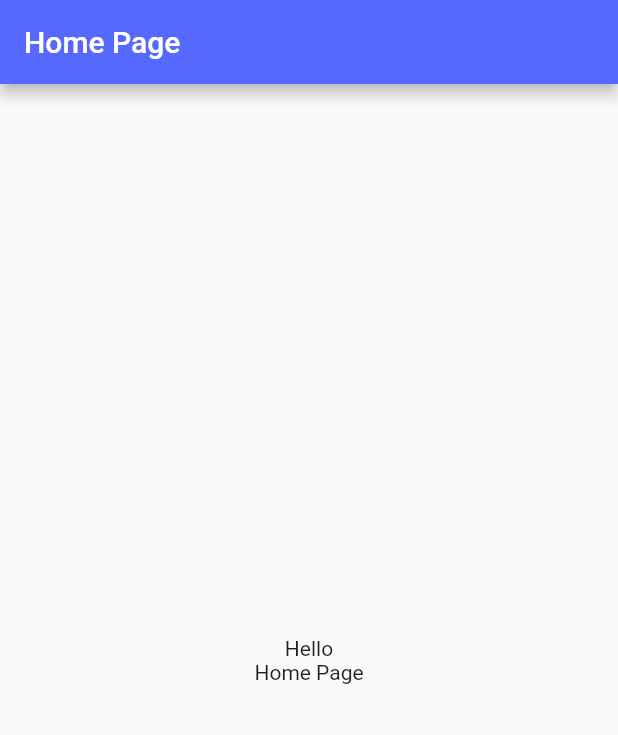
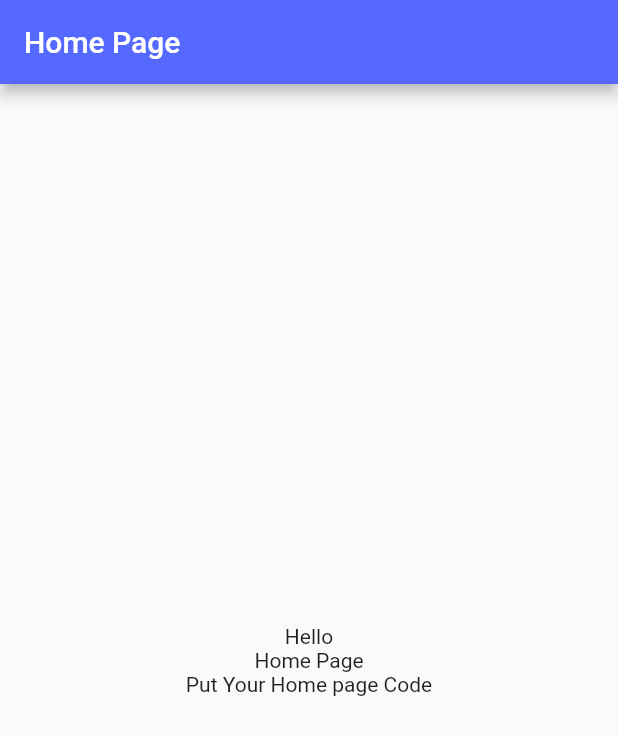
Before and after one commit to nazmulkhanliton/edusoft_tms, a Flutter app: the LoginPage screen opened directly, after a tap on "Log In", on a phone screen of 412 x 824 dp. Shown: the top 735 px of the screen. Run offline on Flutter 3.47's test engine with Material 2 defaults, Android fonts, the phone set to English and light mode, and no system bars; our stand-ins replace smooth_page_indicator.

Commit message:
Update home_screen.dart

```diff
--- a/lib/Screens/Home/home_screen.dart
+++ b/lib/Screens/Home/home_screen.dart
@@ -34,6 +34,13 @@ class _HomeScreenState extends State<HomeScreen> {
               Text(
                 'Home Page'
               ),
+
+              SizedBox(
+                width: 10,
+              ),
+              Text(
+                  'Put Your Home page Code'
+              ),
             ],
           ),
         )
```
